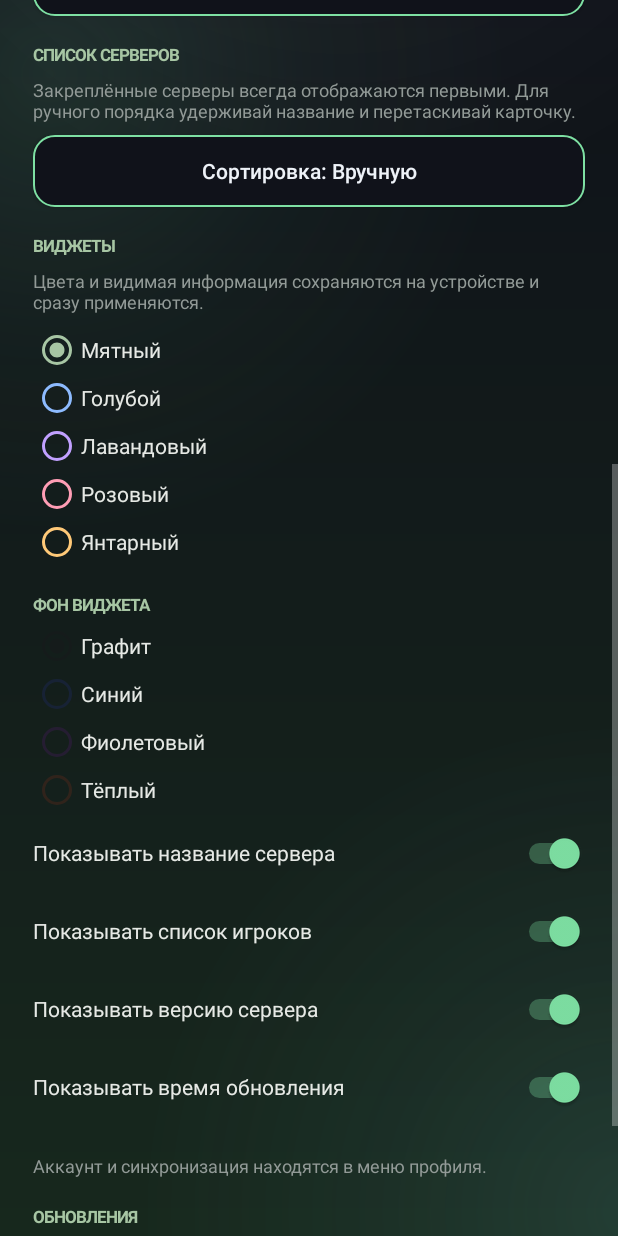
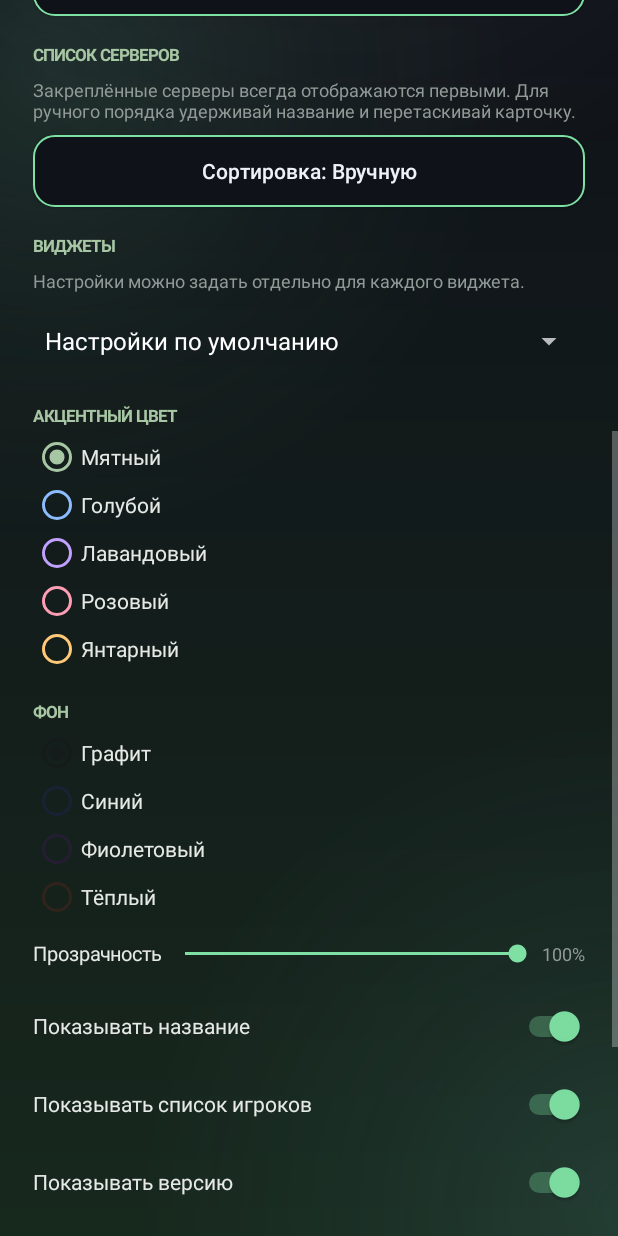
Before and after one commit to skyk0l/mc-monitor-android, an Android app: the SettingsActivity screen opened directly, with no data from a screen before it, scrolled down 576 dp, on a phone screen of 412 x 824 dp. Run offline under Robolectric (Android 15) with nearby library versions, the phone set to English and light mode, and no system bars.

Commit message:
Add per-widget customization controls
Co-authored-by: Copilot <223556219+Copilot@users.noreply.github.com>

```diff
--- a/app/src/main/java/com/mcmonitor/app/SettingsActivity.java
+++ b/app/src/main/java/com/mcmonitor/app/SettingsActivity.java
@@ -17,13 +17,20 @@ import android.provider.Settings;
 import android.view.View;
 import android.view.WindowInsets;
 import android.view.WindowManager;
+import android.text.Editable;
+import android.text.TextWatcher;
+import android.widget.AdapterView;
+import android.widget.ArrayAdapter;
 import android.widget.Button;
+import android.widget.EditText;
 import android.widget.FrameLayout;
 import android.widget.LinearLayout;
 import android.widget.ProgressBar;
 import android.widget.RadioButton;
 import android.widget.RadioGroup;
+import android.widget.SeekBar;
 import android.widget.ScrollView;
+import android.widget.Spinner;
 import android.widget.Switch;
 import android.widget.TextView;
 
@@ -31,6 +38,9 @@ import java.io.File;
 import java.io.FileInputStream;
 import java.io.IOException;
 import java.io.OutputStream;
+import java.util.ArrayList;
+import java.util.List;
+import java.util.Map;
 
 /** Dedicated settings screen for app accents and widget appearance. */
 public class SettingsActivity extends Activity {
@@ -55,6 +65,9 @@ public class SettingsActivity extends Activity {
     private Button notificationStartButton;
     private Button notificationEndButton;
     private TextView dndStatus;
+    private Spinner widgetTarget;
+    private LinearLayout widgetOptions;
+    private final List<Integer> widgetTargetIds = new ArrayList<>();
 
     @Override
     protected void onCreate(Bundle savedInstanceState) {
@@ -168,23 +181,14 @@ public class SettingsActivity extends Activity {
                 LinearLayout.LayoutParams.MATCH_PARENT, dp(48)));
 
         addSection("ВИДЖЕТЫ");
-        addHint("Цвета и видимая информация сохраняются на устройстве и сразу применяются.");
-        addColorChoices(WidgetSettingsStore.ACCENT_NAMES,
-                WidgetSettingsStore.ACCENTS,
-                WidgetSettingsStore.accent(this),
-                color -> {
-                    WidgetSettingsStore.setAccent(this, color);
-                    WidgetUpdater.renderAll(this);
-                });
-        addPaletteChoices();
-        addSwitch("Показывать название сервера", WidgetSettingsStore.showName(this),
-                WidgetSettingsStore::setShowName);
-        addSwitch("Показывать список игроков", WidgetSettingsStore.showPlayers(this),
-                WidgetSettingsStore::setShowPlayers);
-        addSwitch("Показывать версию сервера", WidgetSettingsStore.showVersion(this),
-                WidgetSettingsStore::setShowVersion);
-        addSwitch("Показывать время обновления", WidgetSettingsStore.showUpdated(this),
-                WidgetSettingsStore::setShowUpdated);
+        addHint("Настройки можно задать отдельно для каждого виджета.");
+        widgetTarget = new Spinner(this);
+        content.addView(widgetTarget, new LinearLayout.LayoutParams(
+                LinearLayout.LayoutParams.MATCH_PARENT, dp(48)));
+        widgetOptions = new LinearLayout(this);
+        widgetOptions.setOrientation(LinearLayout.VERTICAL);
+        content.addView(widgetOptions);
+        setupWidgetTargets();
 
         TextView account = text("Аккаунт и синхронизация находятся в меню профиля.", 12, 0xFF929A97);
         account.setPadding(0, dp(18), 0, 0);
@@ -477,6 +481,12 @@ public class SettingsActivity extends Activity {
 
     private void addColorChoices(
             String[] names, int[] colors, int selected, ColorSelectionListener listener) {
+        addColorChoices(content, names, colors, selected, listener);
+    }
+
+    private void addColorChoices(
+            LinearLayout parent, String[] names, int[] colors,
+            int selected, ColorSelectionListener listener) {
         RadioGroup group = new RadioGroup(this);
         group.setOrientation(RadioGroup.VERTICAL);
         for (int i = 0; i < names.length; i++) {
@@ -496,14 +506,90 @@ public class SettingsActivity extends Activity {
                 listener.select((Integer) checked.getTag());
             }
         });
-        content.addView(group);
+        parent.addView(group);
     }
 
-    private void addPaletteChoices() {
-        addSection("ФОН ВИДЖЕТА");
+    private void setupWidgetTargets() {
+        List<String> labels = new ArrayList<>();
+        widgetTargetIds.clear();
+        labels.add("Настройки по умолчанию");
+        widgetTargetIds.add(0);
+
+        for (Map.Entry<Integer, WidgetStore.Info> entry : WidgetStore.all(this).entrySet()) {
+            WidgetStore.Info info = entry.getValue();
+            String label;
+            if (info.kind == WidgetStore.KIND_GROUP
+                    && info.groupId != null && !info.groupId.isEmpty()) {
+                label = "Группа " + info.groupId;
+            } else {
+                ServerEntry server = ServerStore.findByAddress(this, info.address);
+                label = server == null ? info.address : server.displayName();
+            }
+            labels.add(label + " · #" + entry.getKey());
+            widgetTargetIds.add(entry.getKey());
+        }
+
+        ArrayAdapter<String> adapter = new ArrayAdapter<>(
+                this, android.R.layout.simple_spinner_item, labels);
+        adapter.setDropDownViewResource(android.R.layout.simple_spinner_dropdown_item);
+        widgetTarget.setAdapter(adapter);
+        widgetTarget.setOnItemSelectedListener(new AdapterView.OnItemSelectedListener() {
+            @Override
+            public void onItemSelected(
+                    AdapterView<?> parent, View view, int position, long id) {
+                buildWidgetOptions(widgetTargetIds.get(position));
+            }
+
+            @Override
+            public void onNothingSelected(AdapterView<?> parent) {
+                widgetOptions.removeAllViews();
+            }
+        });
+    }
+
+    private void buildWidgetOptions(int widgetId) {
+        widgetOptions.removeAllViews();
+        if (widgetId > 0) {
+            EditText name = new EditText(this);
+            name.setSingleLine(true);
+            name.setHint("Своё имя виджета");
+            name.setTextColor(0xFFE6E9E5);
+            name.setHintTextColor(0xFF929A97);
+            name.setText(WidgetSettingsStore.name(this, widgetId));
+            name.addTextChangedListener(new TextWatcher() {
+                @Override
+                public void beforeTextChanged(CharSequence value, int start, int count, int after) {
+                }
+
+                @Override
+                public void onTextChanged(CharSequence value, int start, int before, int count) {
+                    WidgetSettingsStore.setName(
+                            SettingsActivity.this, widgetId, value.toString());
+                    WidgetUpdater.renderAll(SettingsActivity.this);
+                }
+
+                @Override
+                public void afterTextChanged(Editable value) {
+                }
+            });
+            widgetOptions.addView(name);
+        }
+
+        addSection(widgetOptions, "АКЦЕНТНЫЙ ЦВЕТ");
+        addColorChoices(
+                widgetOptions,
+                WidgetSettingsStore.ACCENT_NAMES,
+                WidgetSettingsStore.ACCENTS,
+                WidgetSettingsStore.accent(this, widgetId),
+                color -> {
+                    WidgetSettingsStore.setAccent(this, widgetId, color);
+                    WidgetUpdater.renderAll(this);
+                });
+
+        addSection(widgetOptions, "ФОН");
         RadioGroup group = new RadioGroup(this);
         group.setOrientation(RadioGroup.VERTICAL);
-        int selected = WidgetSettingsStore.background(this);
+        int selected = WidgetSettingsStore.background(this, widgetId);
         for (int i = 0; i < WidgetSettingsStore.BACKGROUNDS.length; i++) {
             final int index = i;
             RadioButton button = new RadioButton(this);
@@ -519,15 +605,72 @@ public class SettingsActivity extends Activity {
         group.setOnCheckedChangeListener((checkedGroup, checkedId) -> {
             View checked = checkedGroup.findViewById(checkedId);
             if (checked != null && checked.getTag() instanceof Integer) {
-                WidgetSettingsStore.setBackground(this, (Integer) checked.getTag());
+                WidgetSettingsStore.setBackground(
+                        this, widgetId, (Integer) checked.getTag());
                 WidgetUpdater.renderAll(this);
             }
         });
-        content.addView(group);
+        widgetOptions.addView(group);
+
+        LinearLayout opacityRow = new LinearLayout(this);
+        opacityRow.setOrientation(LinearLayout.HORIZONTAL);
+        opacityRow.setGravity(android.view.Gravity.CENTER_VERTICAL);
+        TextView opacityLabel = text("Прозрачность", 13, 0xFFE6E9E5);
+        opacityRow.addView(opacityLabel);
+        SeekBar opacity = new SeekBar(this);
+        opacity.setMin(40);
+        opacity.setMax(100);
+        opacity.setProgress(Math.round(
+                WidgetSettingsStore.opacity(this, widgetId) * 100f));
+        opacity.setContentDescription("Прозрачность фона виджета");
+        opacityRow.addView(opacity, new LinearLayout.LayoutParams(
+                0, dp(44), 1f));
+        TextView opacityValue = text(
+                opacity.getProgress() + "%", 12, 0xFF929A97);
+        opacityRow.addView(opacityValue);
+        opacity.setOnSeekBarChangeListener(new SeekBar.OnSeekBarChangeListener() {
+            @Override
+            public void onProgressChanged(SeekBar bar, int progress, boolean fromUser) {
+                opacityValue.setText(progress + "%");
+                WidgetSettingsStore.setOpacity(
+                        SettingsActivity.this, widgetId, progress / 100f);
+                WidgetUpdater.renderAll(SettingsActivity.this);
+            }
+
+            @Override
+            public void onStartTrackingTouch(SeekBar bar) {
+            }
+
+            @Override
+            public void onStopTrackingTouch(SeekBar bar) {
+            }
+        });
+        widgetOptions.addView(opacityRow);
+
+        addWidgetSwitch(
+                "Показывать название",
+                WidgetSettingsStore.showName(this, widgetId),
+                widgetId,
+                WidgetSettingsStore::setShowName);
+        addWidgetSwitch(
+                "Показывать список игроков",
+                WidgetSettingsStore.showPlayers(this, widgetId),
+                widgetId,
+                WidgetSettingsStore::setShowPlayers);
+        addWidgetSwitch(
+                "Показывать версию",
+                WidgetSettingsStore.showVersion(this, widgetId),
+                widgetId,
+                WidgetSettingsStore::setShowVersion);
+        addWidgetSwitch(
+                "Показывать время обновления",
+                WidgetSettingsStore.showUpdated(this, widgetId),
+                widgetId,
+                WidgetSettingsStore::setShowUpdated);
     }
 
-    private void addSwitch(
-            String label, boolean checked, PreferenceSetter setter) {
+    private void addWidgetSwitch(
+            String label, boolean checked, int widgetId, WidgetPreferenceSetter setter) {
         Switch toggle = new Switch(this);
         toggle.setText(label);
         toggle.setTextColor(0xFFE6E9E5);
@@ -535,18 +678,22 @@ public class SettingsActivity extends Activity {
         toggle.setChecked(checked);
         toggle.setPadding(0, dp(5), 0, dp(5));
         toggle.setOnCheckedChangeListener((button, value) -> {
-            setter.set(this, value);
+            setter.set(this, widgetId, value);
             WidgetUpdater.renderAll(this);
         });
-        content.addView(toggle, new LinearLayout.LayoutParams(
+        widgetOptions.addView(toggle, new LinearLayout.LayoutParams(
                 LinearLayout.LayoutParams.MATCH_PARENT, dp(52)));
     }
 
     private void addSection(String title) {
+        addSection(content, title);
+    }
+
+    private void addSection(LinearLayout parent, String title) {
         TextView heading = text(title, 11, 0xFFA7C6A4);
         heading.setTypeface(Typeface.DEFAULT_BOLD);
         heading.setPadding(0, dp(18), 0, dp(4));
-        content.addView(heading);
+        parent.addView(heading);
     }
 
     private void addHint(String value) {
@@ -571,7 +718,7 @@ public class SettingsActivity extends Activity {
         void select(int color);
     }
 
-    private interface PreferenceSetter {
-        void set(android.content.Context context, boolean value);
+    private interface WidgetPreferenceSetter {
+        void set(android.content.Context context, int widgetId, boolean value);
     }
 }
--- a/app/src/main/java/com/mcmonitor/app/WidgetSettingsStore.java
+++ b/app/src/main/java/com/mcmonitor/app/WidgetSettingsStore.java
@@ -15,6 +15,7 @@ public final class WidgetSettingsStore {
     private static final String KEY_SHOW_UPDATED = "show_updated";
 
     public static final int DEFAULT_ACCENT = 0xFFA7C6A4;
+    public static final float DEFAULT_OPACITY = 1f;
     public static final int[] ACCENTS = {
             0xFFA7C6A4, 0xFF8DBBFF, 0xFFC1A0FF, 0xFFFF9DB5, 0xFFFFC978
     };
@@ -32,51 +33,158 @@ public final class WidgetSettingsStore {
     }
 
     public static int accent(Context context) {
-        return prefs(context).getInt(KEY_ACCENT, DEFAULT_ACCENT);
+        return accent(context, 0);
+    }
+
+    public static int accent(Context context, int widgetId) {
+        SharedPreferences preferences = prefs(context);
+        return preferences.getInt(
+                key(widgetId, KEY_ACCENT),
+                preferences.getInt(KEY_ACCENT, DEFAULT_ACCENT));
     }
 
     public static void setAccent(Context context, int color) {
-        prefs(context).edit().putInt(KEY_ACCENT, color).apply();
+        setAccent(context, 0, color);
+    }
+
+    public static void setAccent(Context context, int widgetId, int color) {
+        prefs(context).edit().putInt(key(widgetId, KEY_ACCENT), color).apply();
     }
 
     public static int background(Context context) {
-        return prefs(context).getInt(KEY_BACKGROUND, 0);
+        return background(context, 0);
+    }
+
+    public static int background(Context context, int widgetId) {
+        SharedPreferences preferences = prefs(context);
+        return preferences.getInt(
+                key(widgetId, KEY_BACKGROUND),
+                preferences.getInt(KEY_BACKGROUND, 0));
     }
 
     public static void setBackground(Context context, int index) {
-        prefs(context).edit().putInt(KEY_BACKGROUND, index).apply();
+        setBackground(context, 0, index);
+    }
+
+    public static void setBackground(Context context, int widgetId, int index) {
+        prefs(context).edit().putInt(key(widgetId, KEY_BACKGROUND), index).apply();
     }
 
     public static boolean showName(Context context) {
-        return prefs(context).getBoolean(KEY_SHOW_NAME, true);
+        return showName(context, 0);
+    }
+
+    public static boolean showName(Context context, int widgetId) {
+        SharedPreferences preferences = prefs(context);
+        return preferences.getBoolean(
+                key(widgetId, KEY_SHOW_NAME),
+                preferences.getBoolean(KEY_SHOW_NAME, true));
     }
 
     public static void setShowName(Context context, boolean value) {
-        prefs(context).edit().putBoolean(KEY_SHOW_NAME, value).apply();
+        setShowName(context, 0, value);
+    }
+
+    public static void setShowName(Context context, int widgetId, boolean value) {
+        prefs(context).edit().putBoolean(key(widgetId, KEY_SHOW_NAME), value).apply();
     }
 
     public static boolean showPlayers(Context context) {
-        return prefs(context).getBoolean(KEY_SHOW_PLAYERS, true);
+        return showPlayers(context, 0);
+    }
+
+    public static boolean showPlayers(Context context, int widgetId) {
+        SharedPreferences preferences = prefs(context);
+        return preferences.getBoolean(
+                key(widgetId, KEY_SHOW_PLAYERS),
+                preferences.getBoolean(KEY_SHOW_PLAYERS, true));
     }
 
     public static void setShowPlayers(Context context, boolean value) {
-        prefs(context).edit().putBoolean(KEY_SHOW_PLAYERS, value).apply();
+        setShowPlayers(context, 0, value);
+    }
+
+    public static void setShowPlayers(Context context, int widgetId, boolean value) {
+        prefs(context).edit().putBoolean(key(widgetId, KEY_SHOW_PLAYERS), value).apply();
     }
 
     public static boolean showVersion(Context context) {
-        return prefs(context).getBoolean(KEY_SHOW_VERSION, true);
+        return showVersion(context, 0);
+    }
+
+    public static boolean showVersion(Context context, int widgetId) {
+        SharedPreferences preferences = prefs(context);
+        return preferences.getBoolean(
+                key(widgetId, KEY_SHOW_VERSION),
+                preferences.getBoolean(KEY_SHOW_VERSION, true));
     }
 
     public static void setShowVersion(Context context, boolean value) {
-        prefs(context).edit().putBoolean(KEY_SHOW_VERSION, value).apply();
+        setShowVersion(context, 0, value);
+    }
+
+    public static void setShowVersion(Context context, int widgetId, boolean value) {
+        prefs(context).edit().putBoolean(key(widgetId, KEY_SHOW_VERSION), value).apply();
     }
 
     public static boolean showUpdated(Context context) {
-        return prefs(context).getBoolean(KEY_SHOW_UPDATED, true);
+        return showUpdated(context, 0);
+    }
+
+    public static boolean showUpdated(Context context, int widgetId) {
+        SharedPreferences preferences = prefs(context);
+        return preferences.getBoolean(
+                key(widgetId, KEY_SHOW_UPDATED),
+                preferences.getBoolean(KEY_SHOW_UPDATED, true));
     }
 
     public static void setShowUpdated(Context context, boolean value) {
-        prefs(context).edit().putBoolean(KEY_SHOW_UPDATED, value).apply();
+        setShowUpdated(context, 0, value);
+    }
+
+    public static void setShowUpdated(Context context, int widgetId, boolean value) {
+        prefs(context).edit().putBoolean(key(widgetId, KEY_SHOW_UPDATED), value).apply();
+    }
+
+    public static float opacity(Context context, int widgetId) {
+        SharedPreferences preferences = prefs(context);
+        return preferences.getFloat(
+                key(widgetId, "opacity"),
+                preferences.getFloat("opacity", DEFAULT_OPACITY));
+    }
+
+    public static void setOpacity(Context context, int widgetId, float opacity) {
+        prefs(context).edit()
+                .putFloat(key(widgetId, "opacity"), Math.max(0.4f, Math.min(1f, opacity)))
+                .apply();
+    }
+
+    public static String name(Context context, int widgetId) {
+        return prefs(context).getString(key(widgetId, "name"), "");
+    }
+
+    public static void setName(Context context, int widgetId, String name) {
+        String normalized = name == null ? "" : name.trim().replaceAll("\\s+", " ");
+        if (normalized.length() > 40) {
+            normalized = normalized.substring(0, 40).trim();
+        }
+        prefs(context).edit().putString(key(widgetId, "name"), normalized).apply();
+    }
+
+    public static void clear(Context context, int widgetId) {
+        String prefix = "widget_" + widgetId + "_";
+        SharedPreferences preferences = prefs(context);
+        SharedPreferences.Editor editor = preferences.edit();
+        for (String preference : preferences.getAll().keySet()) {
+            if (preference.startsWith(prefix)) {
+                editor.remove(preference);
+            }
+        }
+        editor.apply();
+    }
+
+    private static String key(int widgetId, String preference) {
+        return widgetId > 0 ? "widget_" + widgetId + "_" + preference : preference;
     }
 
     private static SharedPreferences prefs(Context context) {
--- a/app/src/main/java/com/mcmonitor/app/WidgetStore.java
+++ b/app/src/main/java/com/mcmonitor/app/WidgetStore.java
@@ -87,6 +87,7 @@ public final class WidgetStore {
         JSONObject map = readMap(context);
         map.remove(String.valueOf(widgetId));
         writeMap(context, map);
+        WidgetSettingsStore.clear(context, widgetId);
     }
 
     public static synchronized Map<Integer, Info> all(Context context) {
```
Also changed, not shown: app/src/main/java/com/mcmonitor/app/WidgetUpdater.java (+43 -14 lines).
